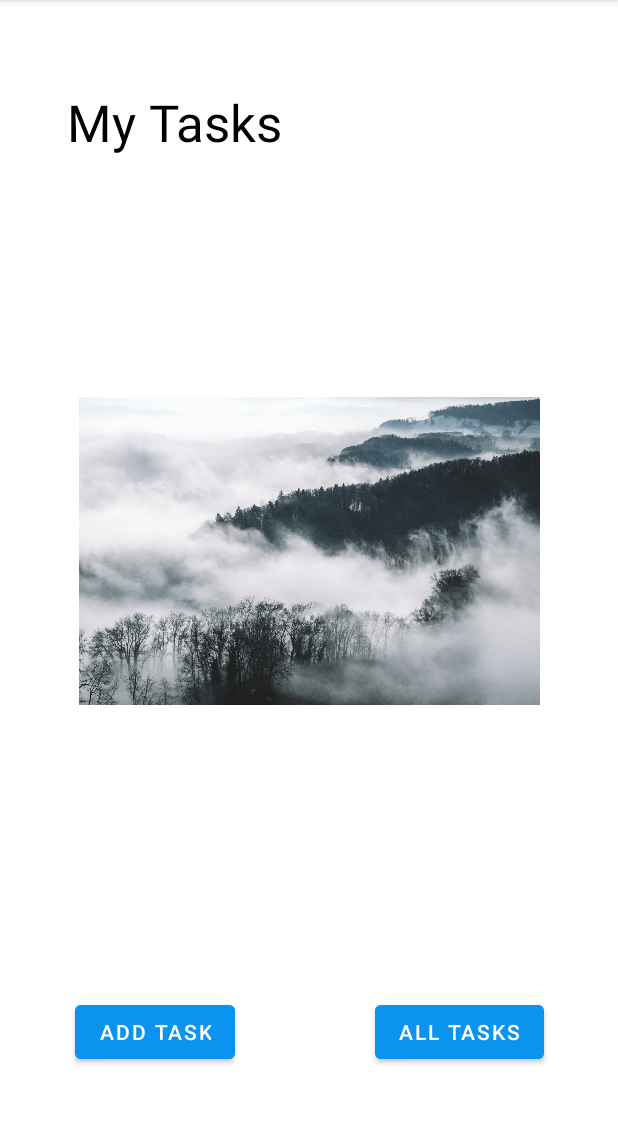
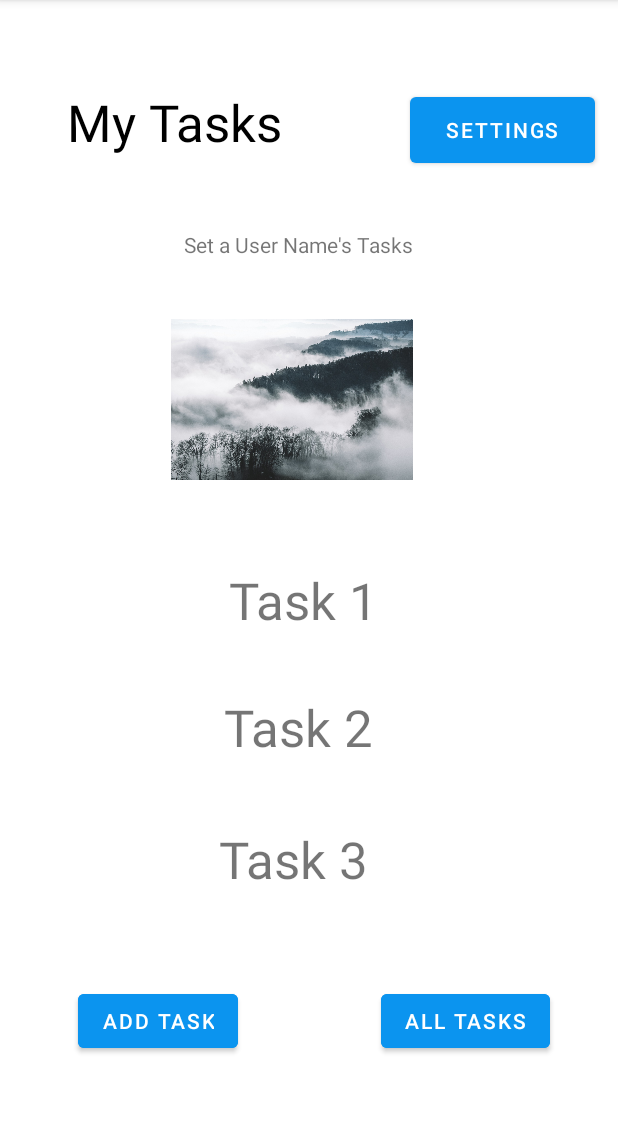
Before and after one commit to TareqZeadeh/Taskmaster, an Android app: the screen it shows after launch (MainActivity), on a phone screen of 412 x 824 dp, the part 84-1208 px from its top. Run offline under Robolectric (Android 15) with nearby library versions, the phone set to English and light mode, and no system bars.

Commit message:
lab 27 done

```diff
--- a/app/src/main/java/com/example/taskmaster/MainActivity.java
+++ b/app/src/main/java/com/example/taskmaster/MainActivity.java
@@ -3,9 +3,12 @@ package com.example.taskmaster;
 import androidx.appcompat.app.AppCompatActivity;
 
 import android.content.Intent;
+import android.content.SharedPreferences;
 import android.os.Bundle;
+import android.preference.PreferenceManager;
 import android.view.View;
 import android.widget.Button;
+import android.widget.TextView;
 
 public class MainActivity extends AppCompatActivity {
 
@@ -30,7 +33,32 @@ public class MainActivity extends AppCompatActivity {
                 startActivity(intent);
             }
         });
-
+        Button button3 = findViewById(R.id.button4);
+        button3.setOnClickListener(new View.OnClickListener() {
+            @Override
+            public void onClick(View view) {
+                Intent intent = new Intent(MainActivity.this, Settings.class);
+                startActivity(intent);
+            }
+        });
     }
 
+    @Override
+    protected void onResume() {
+        super.onResume();
+        SharedPreferences Preferences = PreferenceManager.getDefaultSharedPreferences(this);
+        String username = Preferences.getString("userName","Set a User Name");
+        TextView text =findViewById(R.id.textView9);
+        text.setText(username+"'s Tasks");
+    }
+
+
+    public void taskDetail(View view) {
+    int id = view.getId();
+    TextView text = findViewById(id);
+    String task = text.getText().toString();
+    Intent intent = new Intent(MainActivity.this,taskDetail.class);
+    intent.putExtra("task",task);
+    startActivity(intent);
+    }
 }
--- a/app/src/main/res/layout/activity_main.xml
+++ b/app/src/main/res/layout/activity_main.xml
@@ -23,13 +23,14 @@
 
     <ImageView
         android:id="@+id/imageView3"
-        android:layout_width="307dp"
-        android:layout_height="448dp"
+        android:layout_width="161dp"
+        android:layout_height="134dp"
         app:layout_constraintBottom_toBottomOf="parent"
         app:layout_constraintEnd_toEndOf="parent"
+        app:layout_constraintHorizontal_bias="0.456"
         app:layout_constraintStart_toStartOf="parent"
         app:layout_constraintTop_toTopOf="parent"
-        app:layout_constraintVertical_bias="0.448"
+        app:layout_constraintVertical_bias="0.314"
         app:srcCompat="@drawable/m_mount"
         tools:srcCompat="@tools:sample/avatars" />
 
@@ -43,10 +44,10 @@
         app:iconTint="#0B94EF"
         app:layout_constraintBottom_toBottomOf="parent"
         app:layout_constraintEnd_toEndOf="parent"
-        app:layout_constraintHorizontal_bias="0.164"
+        app:layout_constraintHorizontal_bias="0.171"
         app:layout_constraintStart_toStartOf="parent"
         app:layout_constraintTop_toTopOf="parent"
-        app:layout_constraintVertical_bias="0.922" />
+        app:layout_constraintVertical_bias="0.912" />
 
     <Button
         android:id="@+id/button2"
@@ -55,12 +56,80 @@
         android:backgroundTint="#0B94EF"
         android:text="@string/all_tasks"
         android:textColor="#FFFFFF"
+        android:textSize="14sp"
         app:iconTint="#0B94EF"
         app:layout_constraintBottom_toBottomOf="parent"
         app:layout_constraintEnd_toEndOf="parent"
-        app:layout_constraintHorizontal_bias="0.835"
+        app:layout_constraintHorizontal_bias="0.848"
         app:layout_constraintStart_toStartOf="parent"
         app:layout_constraintTop_toTopOf="parent"
-        app:layout_constraintVertical_bias="0.922" />
+        app:layout_constraintVertical_bias="0.912" />
+
+    <Button
+        android:id="@+id/button4"
+        android:layout_width="123dp"
+        android:layout_height="56dp"
+        android:text="@string/settings"
+        app:layout_constraintBottom_toBottomOf="parent"
+        app:layout_constraintEnd_toEndOf="parent"
+        app:layout_constraintHorizontal_bias="0.947"
+        app:layout_constraintStart_toStartOf="parent"
+        app:layout_constraintTop_toTopOf="parent"
+        app:layout_constraintVertical_bias="0.082" />
+
+    <TextView
+        android:id="@+id/textView9"
+        android:layout_width="wrap_content"
+        android:layout_height="wrap_content"
+        android:text="User Name Tasks"
+        app:layout_constraintBottom_toBottomOf="parent"
+        app:layout_constraintEnd_toEndOf="parent"
+        app:layout_constraintHorizontal_bias="0.473"
+        app:layout_constraintStart_toStartOf="parent"
+        app:layout_constraintTop_toTopOf="parent"
+        app:layout_constraintVertical_bias="0.205" />
+
+    <TextView
+        android:id="@+id/textView10"
+        android:layout_width="wrap_content"
+        android:layout_height="wrap_content"
+        android:layout_marginTop="68dp"
+        android:onClick="taskDetail"
+        android:text="Task 1"
+        android:textSize="34sp"
+        app:layout_constraintBottom_toBottomOf="parent"
+        app:layout_constraintEnd_toEndOf="parent"
+        app:layout_constraintHorizontal_bias="0.49"
+        app:layout_constraintStart_toStartOf="parent"
+        app:layout_constraintTop_toTopOf="parent"
+        app:layout_constraintVertical_bias="0.472" />
+
+    <TextView
+        android:id="@+id/textView11"
+        android:layout_width="100dp"
+        android:layout_height="44dp"
+        android:onClick="taskDetail"
+        android:text="Task 2"
+        android:textSize="34sp"
+        app:layout_constraintBottom_toBottomOf="parent"
+        app:layout_constraintEnd_toEndOf="parent"
+        app:layout_constraintHorizontal_bias="0.478"
+        app:layout_constraintStart_toStartOf="parent"
+        app:layout_constraintTop_toTopOf="parent"
+        app:layout_constraintVertical_bias="0.638" />
+
+    <TextView
+        android:id="@+id/textView13"
+        android:layout_width="106dp"
+        android:layout_height="50dp"
+        android:onClick="taskDetail"
+        android:text="Task 3"
+        android:textSize="34sp"
+        app:layout_constraintBottom_toBottomOf="parent"
+        app:layout_constraintEnd_toEndOf="parent"
+        app:layout_constraintHorizontal_bias="0.478"
+        app:layout_constraintStart_toStartOf="parent"
+        app:layout_constraintTop_toTopOf="parent"
+        app:layout_constraintVertical_bias="0.766" />
 
 </androidx.constraintlayout.widget.ConstraintLayout>
--- a/app/src/main/res/values/strings.xml
+++ b/app/src/main/res/values/strings.xml
@@ -12,4 +12,10 @@
     <string name="total_tasks_0">Total Tasks : 0</string>
     <string name="all_tasks_1">All Tasks</string>
     <string name="total_tasks">Total Tasks :</string>
+    <string name="user_name">User Name</string>
+    <string name="save">Save</string>
+    <string name="username">username</string>
+    <string name="textview">TextView</string>
+    <string name="lorem_ipsum_dolor_sit_amet_consectetur_adipiscing_elit_sed_do_eiusmod_tempor_incididunt_ut_labore_et_dolore_magna_aliqua_ut_enim_ad_minim_veniam_quis_nostrud_exercitation_ullamco_laboris_nisi_ut_aliquip_ex_ea_commodo_consequat_duis_aute_irure_dolor_in_reprehenderit_in_voluptate_velit_esse_cillum_dolore_eu_fugiat_nulla_pariatur_excepteur_sint_occaecat_cupidatat_non_proident_sunt_in_culpa_qui_officia_deserunt_mollit_anim_id_est_laborum">Lorem ipsum dolor sit amet, consectetur adipiscing elit, sed do eiusmod tempor incididunt ut labore et dolore magna aliqua. Ut enim ad minim veniam, quis nostrud exercitation ullamco laboris nisi ut aliquip ex ea commodo consequat. Duis aute irure dolor in reprehenderit in voluptate velit esse cillum dolore eu fugiat nulla pariatur. Excepteur sint occaecat cupidatat non proident, sunt in culpa qui officia deserunt mollit anim id est laborum.</string>
+    <string name="settings">Settings</string>
 </resources>
```
Also changed, not shown: app/src/main/AndroidManifest.xml (+11 -2 lines), app/src/main/java/com/example/taskmaster/Settings.java (added, +39 -0 lines), app/src/main/java/com/example/taskmaster/taskDetail.java (added, +20 -0 lines), app/src/main/res/layout/activity_settings.xml (added, +47 -0 lines), app/src/main/res/layout/activity_task_detail.xml (added, +37 -0 lines), 10 other files.
